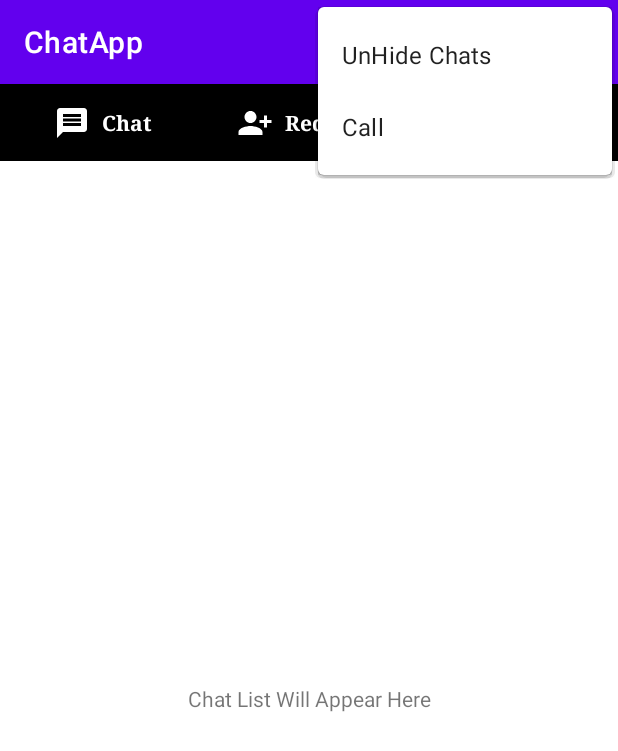
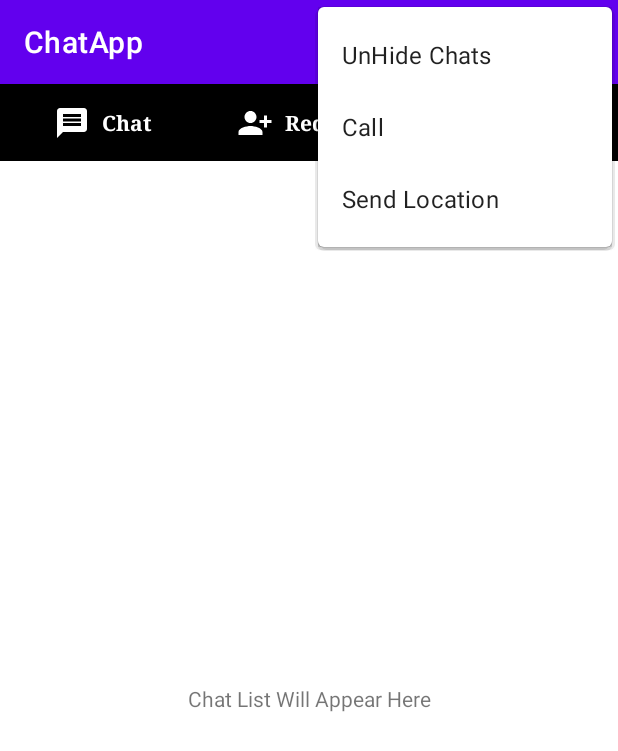
Before and after one commit to ANUJAGRAWAL2000/HackNITP3.0, an Android app: the MainActivity screen opened directly, with no data from a screen before it, with the options menu open, on a phone screen of 412 x 824 dp. Shown: the top 751 px of the screen. Run offline under Robolectric (Android 15) with nearby library versions, the phone set to English and light mode, and no system bars; our stand-ins replace Firebase (no records; nobody signed in at launch, a user with empty details on screens opened directly); pictures from the network do not load.

Commit message:
Location Added

```diff
--- a/app/src/main/AndroidManifest.xml
+++ b/app/src/main/AndroidManifest.xml
@@ -46,5 +46,6 @@
     <uses-permission android:name="android.permission.INTERNET" />
     <uses-permission android:name="android.permission.CALL_PHONE" />
     <uses-permission android:name="android.permission.ACCESS_NETWORK_STATE" />
+    <uses-permission android:name="android.permission.ACCESS_FINE_LOCATION" />
 
 </manifest>
--- a/app/src/main/res/menu/profile.xml
+++ b/app/src/main/res/menu/profile.xml
@@ -15,4 +15,8 @@
         android:id="@+id/menuCall"
         android:icon="@drawable/ic_baseline_call_24"
         android:title="@string/Call" />
+    <item
+        android:id="@+id/menuLocation"
+        android:icon="@drawable/ic_baseline_attachment"
+        android:title="@string/sendLocation" />
 </menu>
--- a/app/src/main/res/values/strings.xml
+++ b/app/src/main/res/values/strings.xml
@@ -59,5 +59,6 @@
     <string name="Call">Call</string>
     <string name="Hide">Hide</string>
     <string name="ReadNews">Read News</string>
+    <string name="sendLocation">Send Location</string>
 
 </resources>
```
Also changed, not shown: app/src/main/java/com/example/chatapp/Chat/SendActivity.java (+7 -2 lines), app/src/main/java/com/example/chatapp/MainActivity.java (+71 -5 lines), 3 other files.
